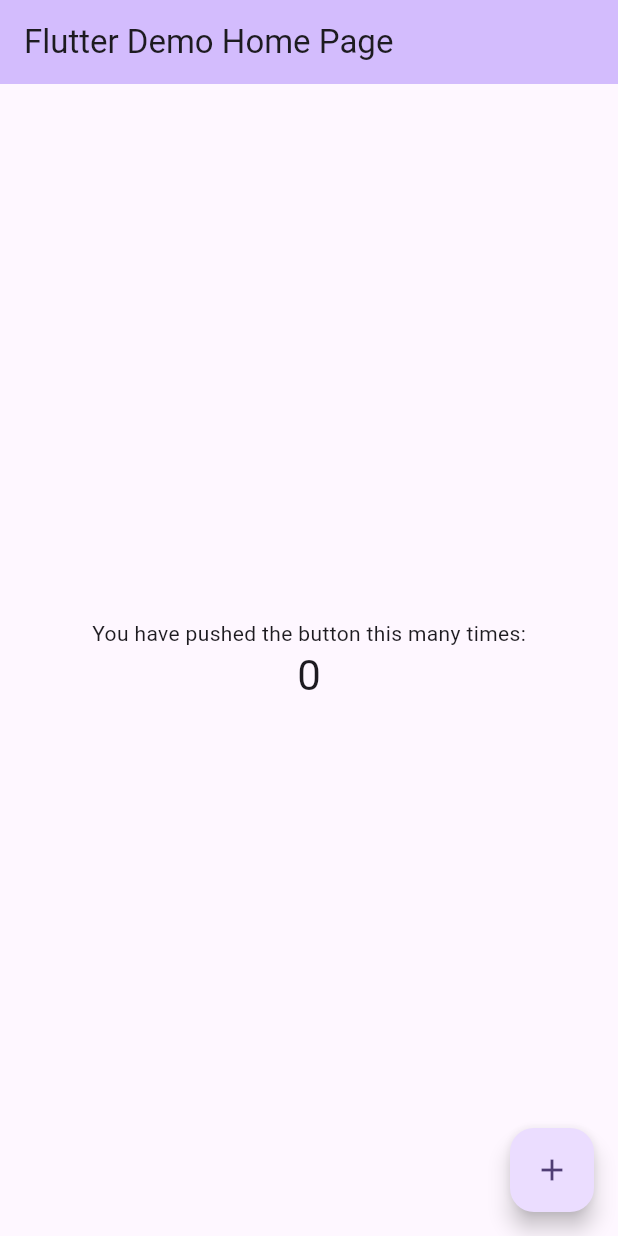
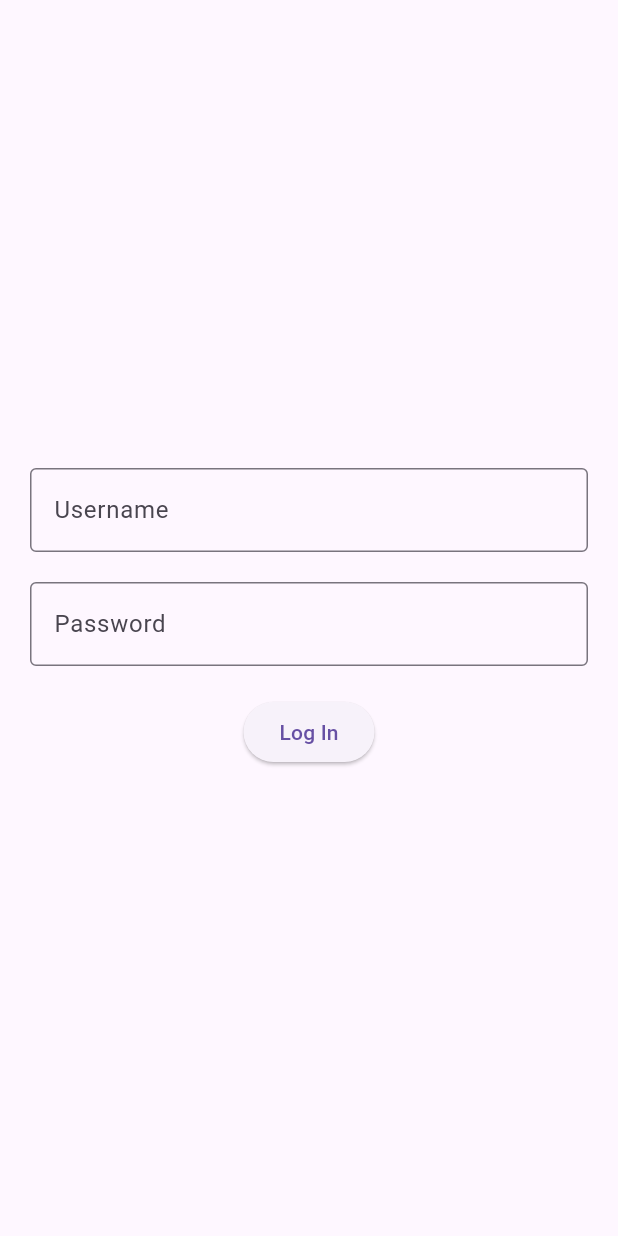
Before and after one commit to Katez17/SAT5317-Lab-3, a Flutter app: the screen it shows after launch, on a phone screen of 412 x 824 dp. Run offline on Flutter 3.47's test engine with Material 3 defaults, Android fonts, the phone set to English and light mode, and no system bars.

Commit message:
Initial commit

```diff
--- a/lib/main.dart
+++ b/lib/main.dart
@@ -1,125 +1,31 @@
 import 'package:flutter/material.dart';
+import 'secure_login.dart';
+import 'home_page.dart';
+import 'connect_device.dart';
+import 'daily_checkin.dart';
+import 'stress_overview.dart';
 
 void main() {
-  runApp(const MyApp());
+  runApp(StressMonitorApp());
 }
 
-class MyApp extends StatelessWidget {
-  const MyApp({super.key});
-
-  // This widget is the root of your application.
+class StressMonitorApp extends StatelessWidget {
   @override
   Widget build(BuildContext context) {
     return MaterialApp(
-      title: 'Flutter Demo',
+      debugShowCheckedModeBanner: false,
+      title: 'Stress Monitor App',
       theme: ThemeData(
-        // This is the theme of your application.
-        //
-        // TRY THIS: Try running your application with "flutter run". You'll see
-        // the application has a purple toolbar. Then, without quitting the app,
-        // try changing the seedColor in the colorScheme below to Colors.green
-        // and then invoke "hot reload" (save your changes or press the "hot
-        // reload" button in a Flutter-supported IDE, or press "r" if you used
-        // the command line to start the app).
-        //
-        // Notice that the counter didn't reset back to zero; the application
-        // state is not lost during the reload. To reset the state, use hot
-        // restart instead.
-        //
-        // This works for code too, not just values: Most code changes can be
-        // tested with just a hot reload.
-        colorScheme: ColorScheme.fromSeed(seedColor: Colors.deepPurple),
-        useMaterial3: true,
+        primarySwatch: Colors.blue,
       ),
-      home: const MyHomePage(title: 'Flutter Demo Home Page'),
+      home: SecureLoginScreen(),
+      routes: {
+        '/home': (context) => HomePage(),
+        '/connect-device': (context) => ConnectDeviceScreen(),
+        '/daily-checkin': (context) => DailyCheckInScreen(),
+        '/stress-overview': (context) => StressOverviewScreen(),
+        '/secure-login': (context) => SecureLoginScreen()
+      },
     );
   }
 }
-
-class MyHomePage extends StatefulWidget {
-  const MyHomePage({super.key, required this.title});
-
-  // This widget is the home page of your application. It is stateful, meaning
-  // that it has a State object (defined below) that contains fields that affect
-  // how it looks.
-
-  // This class is the configuration for the state. It holds the values (in this
-  // case the title) provided by the parent (in this case the App widget) and
-  // used by the build method of the State. Fields in a Widget subclass are
-  // always marked "final".
-
-  final String title;
-
-  @override
-  State<MyHomePage> createState() => _MyHomePageState();
-}
-
-class _MyHomePageState extends State<MyHomePage> {
-  int _counter = 0;
-
-  void _incrementCounter() {
-    setState(() {
-      // This call to setState tells the Flutter framework that something has
-      // changed in this State, which causes it to rerun the build method below
-      // so that the display can reflect the updated values. If we changed
-      // _counter without calling setState(), then the build method would not be
-      // called again, and so nothing would appear to happen.
-      _counter++;
-    });
-  }
-
-  @override
-  Widget build(BuildContext context) {
-    // This method is rerun every time setState is called, for instance as done
-    // by the _incrementCounter method above.
-    //
-    // The Flutter framework has been optimized to make rerunning build methods
-    // fast, so that you can just rebuild anything that needs updating rather
-    // than having to individually change instances of widgets.
-    return Scaffold(
-      appBar: AppBar(
-        // TRY THIS: Try changing the color here to a specific color (to
-        // Colors.amber, perhaps?) and trigger a hot reload to see the AppBar
-        // change color while the other colors stay the same.
-        backgroundColor: Theme.of(context).colorScheme.inversePrimary,
-        // Here we take the value from the MyHomePage object that was created by
-        // the App.build method, and use it to set our appbar title.
-        title: Text(widget.title),
-      ),
-      body: Center(
-        // Center is a layout widget. It takes a single child and positions it
-        // in the middle of the parent.
-        child: Column(
-          // Column is also a layout widget. It takes a list of children and
-          // arranges them vertically. By default, it sizes itself to fit its
-          // children horizontally, and tries to be as tall as its parent.
-          //
-          // Column has various properties to control how it sizes itself and
-          // how it positions its children. Here we use mainAxisAlignment to
-          // center the children vertically; the main axis here is the vertical
-          // axis because Columns are vertical (the cross axis would be
-          // horizontal).
-          //
-          // TRY THIS: Invoke "debug painting" (choose the "Toggle Debug Paint"
-          // action in the IDE, or press "p" in the console), to see the
-          // wireframe for each widget.
-          mainAxisAlignment: MainAxisAlignment.center,
-          children: <Widget>[
-            const Text(
-              'You have pushed the button this many times:',
-            ),
-            Text(
-              '$_counter',
-              style: Theme.of(context).textTheme.headlineMedium,
-            ),
-          ],
-        ),
-      ),
-      floatingActionButton: FloatingActionButton(
-        onPressed: _incrementCounter,
-        tooltip: 'Increment',
-        child: const Icon(Icons.add),
-      ), // This trailing comma makes auto-formatting nicer for build methods.
-    );
-  }
-}
--- /dev/null
+++ b/lib/secure_login.dart
@@ -0,0 +1,40 @@
+import 'package:flutter/material.dart';
+
+class SecureLoginScreen extends StatelessWidget {
+  @override
+  Widget build(BuildContext context) {
+    return Scaffold(
+      body: Center(
+        child: Padding(
+          padding: const EdgeInsets.all(20.0),
+          child: Column(
+            mainAxisAlignment: MainAxisAlignment.center,
+            children: [
+              TextField(
+                decoration: InputDecoration(
+                  labelText: 'Username',
+                  border: OutlineInputBorder(),
+                ),
+              ),
+              SizedBox(height: 20),
+              TextField(
+                obscureText: true,
+                decoration: InputDecoration(
+                  labelText: 'Password',
+                  border: OutlineInputBorder(),
+                ),
+              ),
+              SizedBox(height: 20),
+              ElevatedButton(
+                onPressed: () {
+                  Navigator.pushReplacementNamed(context, '/home');
+                },
+                child: Text('Log In'),
+              ),
+            ],
+          ),
+        ),
+      ),
+    );
+  }
+}
```
Also changed, not shown: lib/connect_device.dart (added, +35 -0 lines), lib/daily_checkin.dart (added, +23 -0 lines), lib/home_page.dart (added, +43 -0 lines), lib/stress_overview.dart (added, +38 -0 lines), 2 other files.
